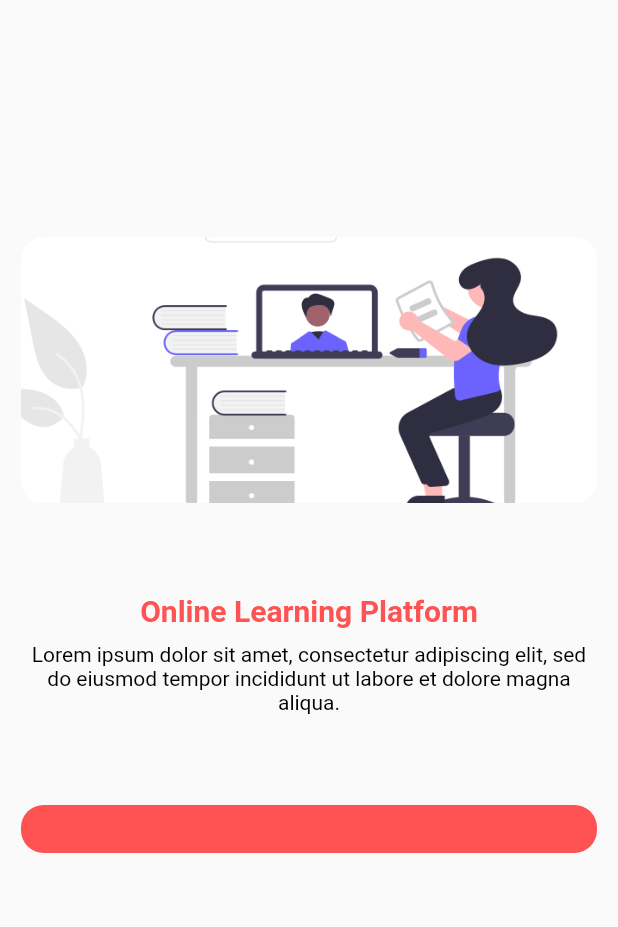
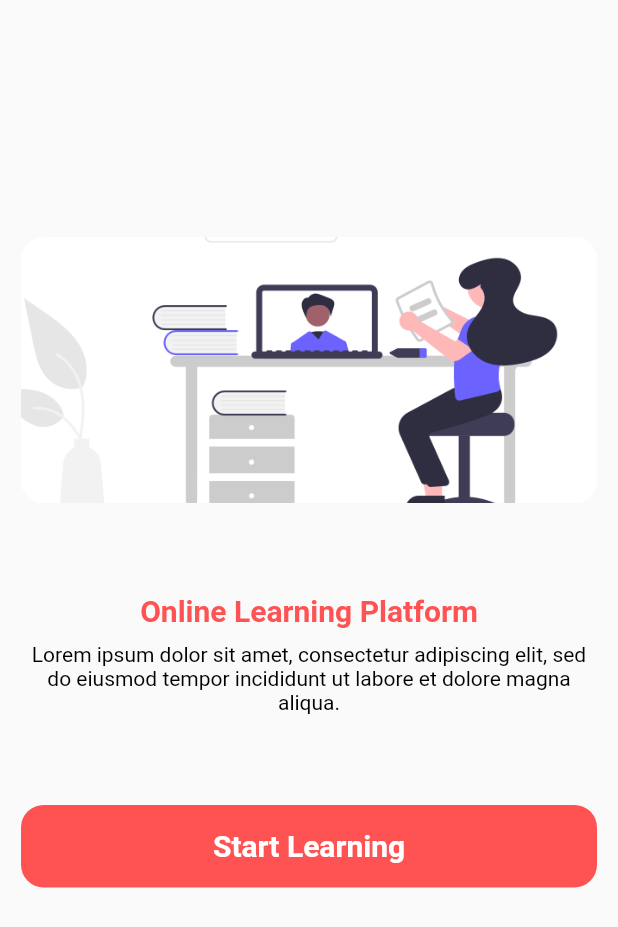
Before and after one commit to Ugerpaul17/online_learning_app, a Flutter app: the screen it shows after launch, on a phone screen of 412 x 824 dp. Shown: the top 927 px of the screen. Run offline on Flutter 3.47's test engine with Material 2 defaults, Android fonts, the light colour scheme and no system bars.

Commit message:
add custom text styles

```diff
--- a/lib/components/custom_text.dart
+++ b/lib/components/custom_text.dart
@@ -5,12 +5,17 @@ class CustomText extends StatelessWidget {
   final double? size;
   final Color? color;
   final FontWeight? weight;
-  const CustomText({Key? key, this.color, this.size, this.text, this.weight}) : super(key: key);
+  const CustomText({Key? key, this.color, this.size, this.text, this.weight})
+      : super(key: key);
 
   @override
   Widget build(BuildContext context) {
-    return Container(
-      child: null,
+    return Text(
+      text!,
+      style: TextStyle(
+          fontSize: size ?? 16.0,
+          color: color ?? Colors.black,
+          fontWeight: weight ?? FontWeight.normal),
     );
   }
 }
```
